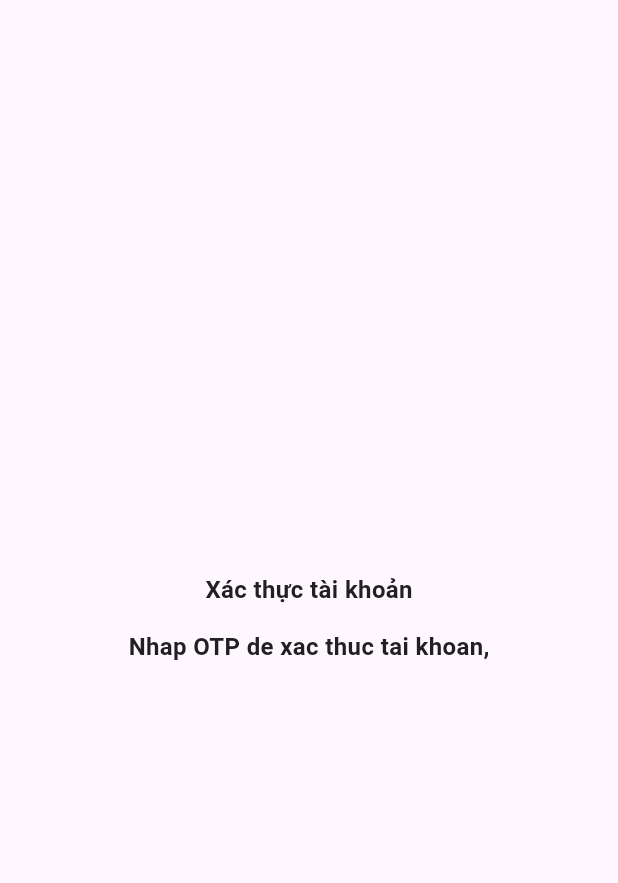
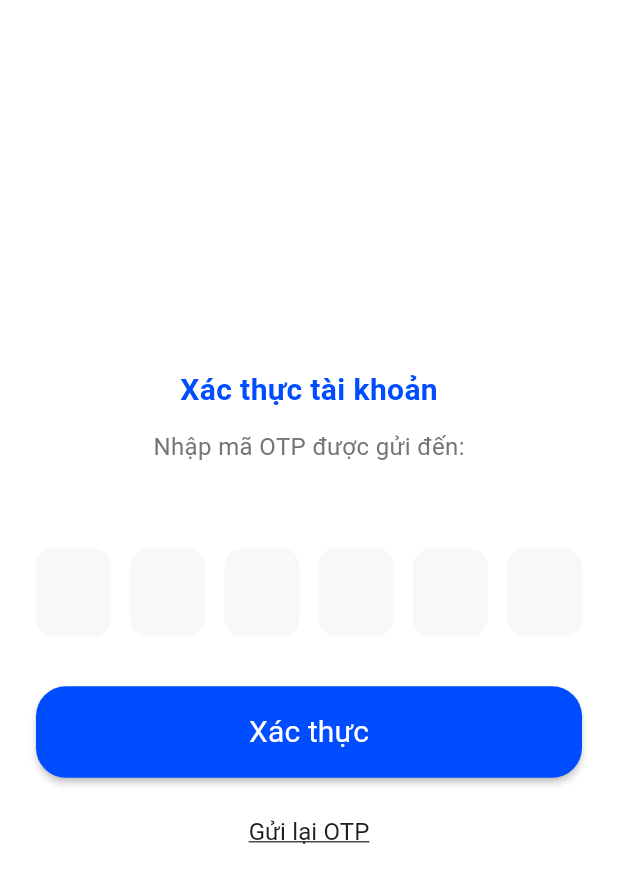
Before and after one commit to kimmilk2311/Enzo-App, a Flutter app: the OtpPage screen opened directly with empty values, on a phone screen of 412 x 824 dp. Shown: the top 883 px of the screen. Run offline on Flutter 3.47's test engine with Material 3 defaults, Android fonts, the phone set to English and light mode, and no system bars; our stand-ins replace custom_rating_bar, dio, file_picker, flutter_riverpod, flutter_screenutil, flutter_svg and 6 more; missing offline and left inert: cloudinary_public, flutter_admin_scaffold; accounts and stored records are empty; Roboto replaces fonts that are missing (SFProText).

```diff
--- a/BE/package.json
+++ b/BE/package.json
@@ -13,6 +13,7 @@
     "@aws-sdk/client-ses": "^3.787.0",
     "bcryptjs": "^3.0.2",
     "cors": "^2.8.5",
+    "dotenv": "^16.5.0",
     "express": "^4.21.2",
     "jsonwebtoken": "^9.0.2",
     "mongoose": "^8.10.1"
--- a/user_app/lib/global_variables.dart
+++ b/user_app/lib/global_variables.dart
@@ -1 +1 @@
-String uri = "https://backend001-b6b0713a6777.herokuapp.com";
+String uri = "http://192.168.1.111:3000";
--- a/user_app/lib/provider/favorite_provider.dart
+++ b/user_app/lib/provider/favorite_provider.dart
@@ -68,5 +68,11 @@ class FavoriteNotifier extends StateNotifier<Map<String, Favorite>> {
     _saveFavorites();
   }
 
+  void resetFavorites() async {
+    state = {};
+    final prefs = await SharedPreferences.getInstance();
+    await prefs.remove('favorites');
+  }
+
   Map<String, Favorite> get getFavortiteItems => state;
 }
--- a/user_app/lib/ui/authentication/verify/otp_page.dart
+++ b/user_app/lib/ui/authentication/verify/otp_page.dart
@@ -1,6 +1,11 @@
 import 'package:flutter/material.dart';
+import 'package:get/get_connect/http/src/utils/utils.dart';
+import 'package:multi_store/common/base/widgets/common/app_button.dart';
 import 'package:multi_store/resource/theme/app_colors.dart';
 import 'package:multi_store/resource/theme/app_style.dart';
+
+import '../../../controller/auth_controller.dart';
+import '../../../services/manage_http_response.dart';
 
 class OtpPage extends StatefulWidget {
   final String email;
@@ -12,21 +17,135 @@ class OtpPage extends StatefulWidget {
 }
 
 class _OtpPageState extends State<OtpPage> {
+  final AuthController _authController = AuthController();
+  final GlobalKey<FormState> _formKey = GlobalKey<FormState>();
+  List<String> otpDigits = List.filled(6, '');
+  bool isLoading= false;
+  void verifyOtp() async{
+    if(otpDigits.contains('')){
+      showSnackBar(context, "Vui lòng nhập đầy đủ mã OTP");
+      return;
+    }
+    setState(() {
+      isLoading = true;
+    });
+
+    final otp = otpDigits.join();
+
+    await _authController.verifyOtp(context: context, email: widget.email, otp: otp).then((value){
+     setState(() {
+       isLoading = false;
+     });
+    });
+
+  }
+  Widget buildOtpField(int index) {
+    return SizedBox(
+      width: 50,
+      height: 60,
+      child: TextFormField(
+        validator: (value){
+          if(value!.isEmpty){
+            return "Vui lòng nhập mã OTP";
+          }
+          return null;
+        },
+        onChanged: (value) {
+          if (value.isNotEmpty && value.length == 1) {
+            otpDigits[index] = value;
+            if (index < 5) {
+              FocusScope.of(context).nextFocus();
+            }
+          } else {
+            otpDigits[index] = '';
+            if (index > 0) {
+              FocusScope.of(context).previousFocus();
+            }
+          }
+        },
+        onFieldSubmitted: (value) {
+          if(index == 5 && _formKey.currentState!.validate()){
+            verifyOtp();
+          }
+        },
+        keyboardType: TextInputType.number,
+        textAlign: TextAlign.center,
+        maxLength: 1,
+        decoration: InputDecoration(
+          counterText: '',
+          border: OutlineInputBorder(
+            borderRadius: BorderRadius.circular(12),
+            borderSide: BorderSide.none,
+          ),
+          filled: true,
+          fillColor: AppColors.white40,
+        ),
+        style: AppStyles.STYLE_18_BOLD.copyWith(color: AppColors.blackFont),
+      ),
+    );
+  }
+
   @override
   Widget build(BuildContext context) {
     return Scaffold(
-      body: Center(
+      backgroundColor: AppColors.white,
+      body: Padding(
+        padding: const EdgeInsets.symmetric(horizontal: 24, vertical: 40),
+        child: Center(
           child: SingleChildScrollView(
+            child: Form(
+              key: _formKey,
               child: Column(
                 children: [
                   Text(
                     "Xác thực tài khoản",
-                style: AppStyles.STYLE_16_BOLD.copyWith(color: AppColors.blackFont),
+                    style: AppStyles.STYLE_22_BOLD.copyWith(color: AppColors.bluePrimary),
                   ),
-              const SizedBox(height: 15),
-              Text("Nhap OTP de xac thuc tai khoan,${widget.email}",style: AppStyles.STYLE_16_BOLD.copyWith(color: AppColors.blackFont),
+                  const SizedBox(height: 12),
+                  Text(
+                    "Nhập mã OTP được gửi đến:",
+                    style: AppStyles.STYLE_16.copyWith(color: AppColors.greyDark),
+                  ),
+                  const SizedBox(height: 4),
+                  Text(
+                    widget.email,
+                    style: AppStyles.STYLE_16_BOLD.copyWith(color: AppColors.bluePrimary),
+                  ),
+                  const SizedBox(height: 30),
+
+                  // Dãy OTP
+                  Row(
+                    mainAxisAlignment: MainAxisAlignment.spaceBetween,
+                    children: List.generate(6, buildOtpField),
+                  ),
+                  const SizedBox(height: 32),
+
+                  // Nút xác thực
+                  AppButton(
+                    text: "Xác thực",
+                    onPressed: () {
+                      verifyOtp();
+                    },
+                    color: AppColors.bluePrimary,
+                    textColor: AppColors.white,
+                  ),
+                  const SizedBox(height: 12),
+
+                  // Gửi lại OTP
+                  TextButton(
+                    onPressed: () {},
+                    child: Text(
+                      "Gửi lại OTP",
+                      style: AppStyles.STYLE_16.copyWith(
+                        color: AppColors.blackFont,
+                        decoration: TextDecoration.underline,
+                      ),
+                    ),
+
                   ),
                 ],
+              ),
+            ),
           ),
         ),
       ),
--- a/user_app/lib/ui/navigation/splash/controller/splash_controller.dart
+++ b/user_app/lib/ui/navigation/splash/controller/splash_controller.dart
@@ -29,7 +29,7 @@ class SplashController extends BaseController {
     if (LocalData.shared.isLogged.isTrue) {
       Get.offAllNamed(PageName.mainPage);
     } else {
-      Get.offAllNamed(PageName.mainPage);
+      Get.offAllNamed(PageName.startedPage);
     }
   }
 }
--- a/vendor_store/lib/global_variables.dart
+++ b/vendor_store/lib/global_variables.dart
@@ -1 +1 @@
-String uri = "https://backend001-b6b0713a6777.herokuapp.com";
+String uri = "http://192.168.1.111:3000";
--- a/vendor_store/lib/models/vendor.dart
+++ b/vendor_store/lib/models/vendor.dart
@@ -9,6 +9,7 @@ class Vendor {
   final String address;
   final String role;
   final String password;
+  final String token;
 
   Vendor({
     required this.id,
@@ -19,6 +20,7 @@ class Vendor {
     required this.address,
     required this.role,
     required this.password,
+    required this.token,
   });
 
   // Chuyển đổi từ Object sang Map (Gửi API)
@@ -32,6 +34,7 @@ class Vendor {
       'address': address,
       'role': role,
       'password': password,
+      'token':token,
     };
   }
 
@@ -49,6 +52,8 @@ class Vendor {
       address: map['address'] as String? ?? '',
       role: map['role'] as String? ?? '',
       password: map['password'] as String? ?? '',
+      token: map['token'] as String? ?? '',
+
     );
   }
 
--- a/vendor_store/lib/provider/vendor_provider.dart
+++ b/vendor_store/lib/provider/vendor_provider.dart
@@ -14,6 +14,7 @@ class VendorProvider extends StateNotifier<Vendor?> {
     image: '',
     role: '',
     password: '',
+    token: '',
   ));
 
   // Getter lấy thông tin vendor hiện tại
```
Also changed, not shown: user_app/lib/controller/auth_controller.dart (+156 -131 lines), user_app/lib/main.dart (+35 -41 lines), user_app/lib/services/manage_http_response.dart (+14 -0 lines), user_app/lib/ui/navigation/screens/setting_page.dart (+10 -13 lines), vendor_store/lib/controllers/vendor_auth_controller.dart (+46 -18 lines), vendor_store/lib/main.dart (+8 -20 lines), BE/package-lock.json, 3 other files. Lines whose indentation alone changed are shown as unchanged.
